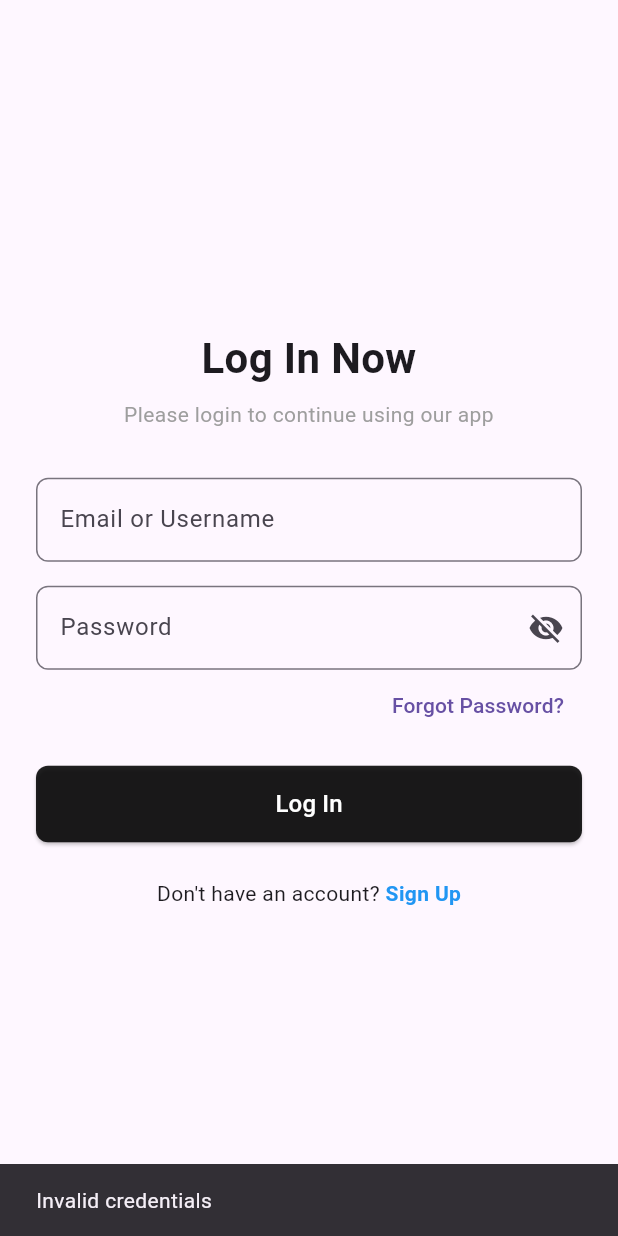
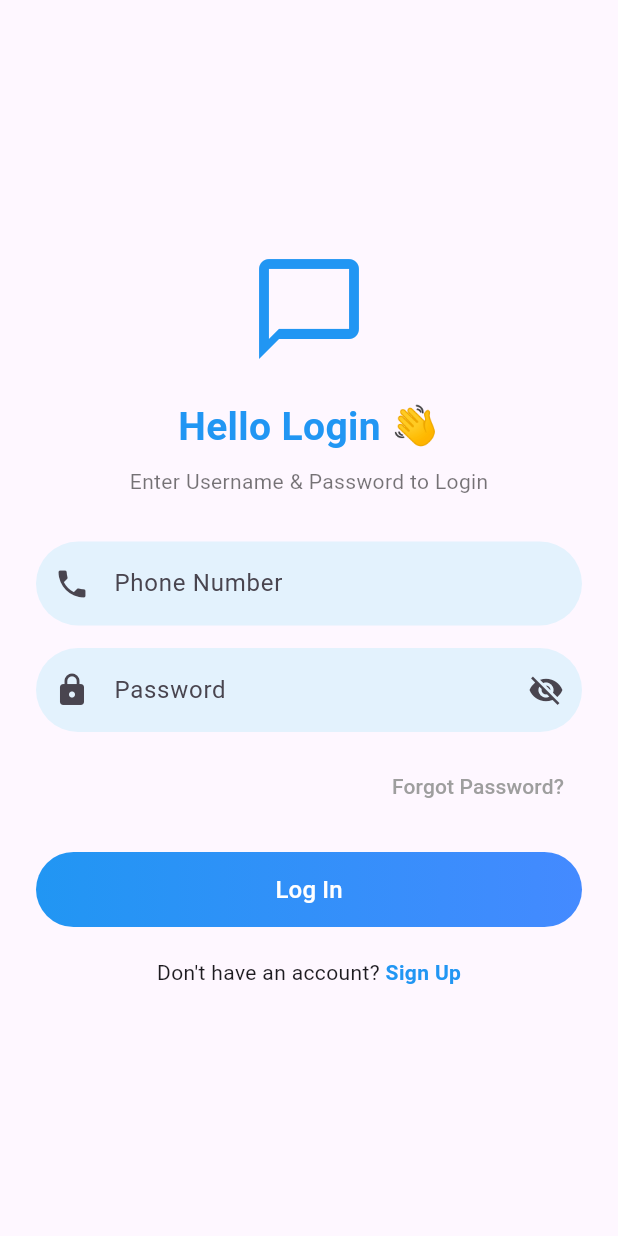
Before and after one commit to ChatTranz/chattranz, a Flutter app: the screen it shows after launch, after a tap on "Log In", on a phone screen of 412 x 824 dp. Run offline on Flutter 3.47's test engine with Material 3 defaults, Android fonts, the phone set to English and light mode, and no system bars.

Commit message:
Update login page with styles

```diff
--- a/lib/pages/login.dart
+++ b/lib/pages/login.dart
@@ -1,80 +1,81 @@
 import 'package:flutter/material.dart';
 
 class LoginPage extends StatefulWidget {
-  const LoginPage({super.key});
+  const LoginPage({Key? key}) : super(key: key);
 
   @override
   State<LoginPage> createState() => _LoginPageState();
 }
 
 class _LoginPageState extends State<LoginPage> {
-  final _emailController = TextEditingController();
-  final _passwordController = TextEditingController();
+  final TextEditingController phoneController = TextEditingController();
+  final TextEditingController passwordController = TextEditingController();
+
   bool _obscurePassword = true;
-
-  void _login() {
-    String email = _emailController.text.trim();
-    String password = _passwordController.text.trim();
-
-    if (email == "test@test.com" && password == "123456") {
-      ScaffoldMessenger.of(context).showSnackBar(
-        const SnackBar(content: Text("Login Successful")),
-      );
-      // TODO: Navigate to Home Page
-    } else {
-      ScaffoldMessenger.of(context).showSnackBar(
-        const SnackBar(content: Text("Invalid credentials")),
-      );
-    }
-  }
 
   @override
   Widget build(BuildContext context) {
     return Scaffold(
-      body: Center(
+      body: SafeArea(
+        child: Center(
           child: SingleChildScrollView(
-          padding: const EdgeInsets.all(24.0),
+            padding: const EdgeInsets.all(24),
             child: Column(
-            crossAxisAlignment: CrossAxisAlignment.stretch,
+              mainAxisAlignment: MainAxisAlignment.center,
               children: [
+                // Logo
+                const Icon(
+                  Icons.chat_bubble_outline,
+                  size: 80,
+                  color: Colors.blue,
+                ),
+                const SizedBox(height: 20),
+
                 // Title
                 const Text(
-                "Log In Now",
-                textAlign: TextAlign.center,
+                  "Hello Login 👋",
                   style: TextStyle(
-                  fontSize: 28,
+                    fontSize: 26,
                     fontWeight: FontWeight.bold,
+                    color: Colors.blue,
                   ),
                 ),
                 const SizedBox(height: 8),
+
+                // Subtitle
                 const Text(
-                "Please login to continue using our app",
-                textAlign: TextAlign.center,
-                style: TextStyle(color: Colors.grey),
+                  "Enter Username & Password to Login",
+                  style: TextStyle(
+                    fontSize: 14,
+                    color: Colors.black54,
                   ),
-              const SizedBox(height: 32),
+                ),
+                const SizedBox(height: 30),
 
-              // Email Input
+                // Phone number field
                 TextField(
-                controller: _emailController,
+                  controller: phoneController,
+                  keyboardType: TextInputType.phone,
                   decoration: InputDecoration(
-                  labelText: "Email or Username",
+                    prefixIcon: const Icon(Icons.phone),
+                    hintText: "Phone Number",
+                    filled: true,
+                    fillColor: Colors.blue[50],
                     border: OutlineInputBorder(
-                    borderRadius: BorderRadius.circular(8),
+                      borderRadius: BorderRadius.circular(30),
+                      borderSide: BorderSide.none,
                     ),
                   ),
                 ),
-              const SizedBox(height: 16),
+                const SizedBox(height: 15),
 
-              // Password Input
+                // Password field
                 TextField(
-                controller: _passwordController,
+                  controller: passwordController,
                   obscureText: _obscurePassword,
                   decoration: InputDecoration(
-                  labelText: "Password",
-                  border: OutlineInputBorder(
-                    borderRadius: BorderRadius.circular(8),
-                  ),
+                    prefixIcon: const Icon(Icons.lock),
+                    hintText: "Password",
                     suffixIcon: IconButton(
                       icon: Icon(
                         _obscurePassword
@@ -87,54 +88,76 @@ class _LoginPageState extends State<LoginPage> {
                         });
                       },
                     ),
+                    filled: true,
+                    fillColor: Colors.blue[50],
+                    border: OutlineInputBorder(
+                      borderRadius: BorderRadius.circular(30),
+                      borderSide: BorderSide.none,
                     ),
                   ),
+                ),
+                const SizedBox(height: 12),
 
-              // Forgot Password
+                // Forgot password
                 Align(
                   alignment: Alignment.centerRight,
                   child: TextButton(
                     onPressed: () {
-                    // TODO: Forgot password action
+                      // TODO: Navigate to forgot password page
                     },
-                  child: const Text("Forgot Password?"),
+                    child: const Text(
+                      "Forgot Password?",
+                      style: TextStyle(color: Colors.grey),
                     ),
                   ),
+                ),
+                const SizedBox(height: 20),
 
-              const SizedBox(height: 16),
-
-              // Login Button
-              ElevatedButton(
-                style: ElevatedButton.styleFrom(
-                  backgroundColor: Colors.black87,
-                  padding: const EdgeInsets.symmetric(vertical: 14),
-                  shape: RoundedRectangleBorder(
-                    borderRadius: BorderRadius.circular(8),
+                // Login button with gradient
+                SizedBox(
+                  width: double.infinity,
+                  height: 50,
+                  child: DecoratedBox(
+                    decoration: BoxDecoration(
+                      borderRadius: BorderRadius.circular(30),
+                      gradient: const LinearGradient(
+                        colors: [Colors.blue, Colors.blueAccent],
                       ),
                     ),
-                onPressed: _login,
+                    child: ElevatedButton(
+                      onPressed: () {
+                        // TODO: Add Firebase login logic
+                      },
+                      style: ElevatedButton.styleFrom(
+                        backgroundColor: Colors.transparent,
+                        shadowColor: Colors.transparent,
+                        shape: RoundedRectangleBorder(
+                          borderRadius: BorderRadius.circular(30),
+                        ),
+                      ),
                       child: const Text(
                         "Log In",
                         style: TextStyle(fontSize: 16, color: Colors.white),
                       ),
                     ),
+                  ),
+                ),
+                const SizedBox(height: 20),
 
-              const SizedBox(height: 24),
-
-              // Sign Up
+                // Sign Up navigation
                 Row(
                   mainAxisAlignment: MainAxisAlignment.center,
                   children: [
                     const Text("Don't have an account? "),
                     GestureDetector(
                       onTap: () {
-                      // TODO: Navigate to Sign Up page
+                        // TODO: Navigate to sign up page
                       },
                       child: const Text(
                         "Sign Up",
                         style: TextStyle(
+                          color: Colors.blue,
                           fontWeight: FontWeight.bold,
-                        color: Colors.blue,
                         ),
                       ),
                     ),
@@ -144,6 +167,7 @@ class _LoginPageState extends State<LoginPage> {
             ),
           ),
         ),
+      ),
     );
   }
 }
```
Lines whose indentation alone changed are shown as unchanged.
